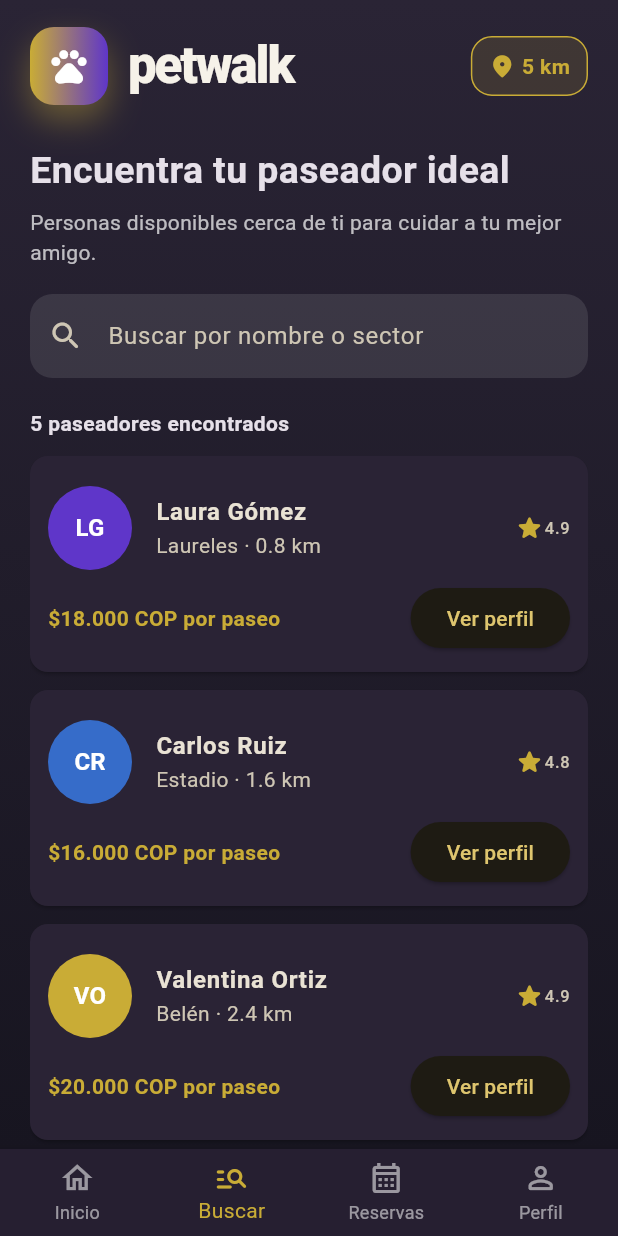
After one commit to bdgomez/PetWalk-Especificaciones, a Flutter app: the screen it shows after launch, after a tap on "Iniciar sesión", on a phone screen of 412 x 824 dp. The commit adds this screen. Run offline on Flutter 3.47's test engine with Material 3 defaults, Android fonts, the phone set to English and light mode, and no system bars.

Commit message:
Feature: Página de Búsqueda

```diff
--- a/lib/pages/login_page.dart
+++ b/lib/pages/login_page.dart
@@ -4,6 +4,7 @@ import '../widgets/custom_input_field.dart';
 import '../widgets/petwalk_logo.dart';
 import '../widgets/primary_login_button.dart';
 import '../widgets/social_login_button.dart';
+import 'main_navigation_page.dart';
 
 class LoginPage extends StatelessWidget {
   const LoginPage({super.key});
@@ -123,7 +124,17 @@ class LoginPage extends StatelessWidget {
                                 ),
                               ),
                               const SizedBox(height: 14),
-                              const PrimaryLoginButton(),
+                              PrimaryLoginButton(
+                                onPressed: () {
+                                  Navigator.of(context).pushReplacement(
+                                    MaterialPageRoute<void>(
+                                      builder: (_) => const MainNavigationPage(
+                                        initialIndex: 1,
+                                      ),
+                                    ),
+                                  );
+                                },
+                              ),
                               const SizedBox(height: 22),
                               Row(
                                 children: [
--- /dev/null
+++ b/lib/pages/main_navigation_page.dart
@@ -0,0 +1,128 @@
+import 'package:flutter/material.dart';
+
+import 'search_walkers_page.dart';
+
+class MainNavigationPage extends StatelessWidget {
+  const MainNavigationPage({super.key, this.initialIndex = 1})
+    : assert(initialIndex >= 0 && initialIndex <= 3);
+
+  final int initialIndex;
+
+  @override
+  Widget build(BuildContext context) {
+    const titles = ['Inicio', 'Buscar paseadores', 'Reservas', 'Perfil'];
+
+    const pages = [
+      _ComingSoonPage(
+        icon: Icons.home_rounded,
+        message: 'Aquí encontrarás un resumen de la actividad de tu mascota.',
+      ),
+      SearchWalkersPage(),
+      _ComingSoonPage(
+        icon: Icons.calendar_month_rounded,
+        message: 'Aquí podrás consultar tus próximos paseos.',
+      ),
+      _ComingSoonPage(
+        icon: Icons.person_rounded,
+        message: 'Aquí podrás administrar tu información y tus mascotas.',
+      ),
+    ];
+
+    return Scaffold(
+      appBar: initialIndex == 1
+          ? null
+          : AppBar(
+              title: Text(titles[initialIndex]),
+              backgroundColor: const Color(0xFF261F31),
+            ),
+      body: pages[initialIndex],
+      bottomNavigationBar: BottomNavigationBar(
+        currentIndex: initialIndex,
+        type: BottomNavigationBarType.fixed,
+        backgroundColor: const Color(0xFF261F31),
+        selectedItemColor: const Color(0xFFC9AC36),
+        unselectedItemColor: Colors.white54,
+        onTap: (index) {
+          if (index == initialIndex) {
+            return;
+          }
+
+          Navigator.pushReplacement(
+            context,
+            MaterialPageRoute<void>(
+              builder: (context) => MainNavigationPage(initialIndex: index),
+            ),
+          );
+        },
+        items: const [
+          BottomNavigationBarItem(
+            icon: Icon(Icons.home_outlined),
+            activeIcon: Icon(Icons.home_rounded),
+            label: 'Inicio',
+          ),
+          BottomNavigationBarItem(
+            icon: Icon(Icons.search_rounded),
+            activeIcon: Icon(Icons.manage_search_rounded),
+            label: 'Buscar',
+          ),
+          BottomNavigationBarItem(
+            icon: Icon(Icons.calendar_month_outlined),
+            activeIcon: Icon(Icons.calendar_month_rounded),
+            label: 'Reservas',
+          ),
+          BottomNavigationBarItem(
+            icon: Icon(Icons.person_outline_rounded),
+            activeIcon: Icon(Icons.person_rounded),
+            label: 'Perfil',
+          ),
+        ],
+      ),
+    );
+  }
+}
+
+class _ComingSoonPage extends StatelessWidget {
+  const _ComingSoonPage({required this.icon, required this.message});
+
+  final IconData icon;
+  final String message;
+
+  @override
+  Widget build(BuildContext context) {
+    return Container(
+      width: double.infinity,
+      decoration: const BoxDecoration(
+        gradient: LinearGradient(
+          begin: Alignment.topCenter,
+          end: Alignment.bottomCenter,
+          colors: [Color(0xFF2A2435), Color(0xFF171520)],
+        ),
+      ),
+      child: Center(
+        child: Padding(
+          padding: const EdgeInsets.all(32),
+          child: Column(
+            mainAxisSize: MainAxisSize.min,
+            children: [
+              Icon(icon, size: 65, color: const Color(0xFFC9AC36)),
+              const SizedBox(height: 20),
+              Text(
+                message,
+                textAlign: TextAlign.center,
+                style: const TextStyle(fontSize: 17),
+              ),
+              const SizedBox(height: 12),
+              const Text(
+                'Disponible próximamente',
+                style: TextStyle(
+                  color: Color(0xFFC9AC36),
+                  fontWeight: FontWeight.bold,
+                ),
+              ),
+            ],
+          ),
+        ),
+      ),
+    );
+  }
+}
--- /dev/null
+++ b/lib/pages/search_walkers_page.dart
@@ -0,0 +1,222 @@
+import 'package:flutter/material.dart';
+
+import '../widgets/petwalk_logo.dart';
+
+class SearchWalkersPage extends StatelessWidget {
+  const SearchWalkersPage({super.key});
+
+  @override
+  Widget build(BuildContext context) {
+    final walkers = [
+      {
+        'nombre': 'Laura Gómez',
+        'sector': 'Laureles',
+        'distancia': '0.8 km',
+        'calificacion': '4.9',
+        'precio': '18.000',
+        'iniciales': 'LG',
+        'color': const Color(0xFF5F36C9),
+      },
+      {
+        'nombre': 'Carlos Ruiz',
+        'sector': 'Estadio',
+        'distancia': '1.6 km',
+        'calificacion': '4.8',
+        'precio': '16.000',
+        'iniciales': 'CR',
+        'color': const Color(0xFF366CC9),
+      },
+      {
+        'nombre': 'Valentina Ortiz',
+        'sector': 'Belén',
+        'distancia': '2.4 km',
+        'calificacion': '4.9',
+        'precio': '20.000',
+        'iniciales': 'VO',
+        'color': const Color(0xFFC9AC36),
+      },
+      {
+        'nombre': 'Andrés López',
+        'sector': 'El Poblado',
+        'distancia': '3.7 km',
+        'calificacion': '4.7',
+        'precio': '15.000',
+        'iniciales': 'AL',
+        'color': const Color(0xFF7E57C2),
+      },
+      {
+        'nombre': 'Sofía Martínez',
+        'sector': 'Envigado',
+        'distancia': '4.8 km',
+        'calificacion': '5.0',
+        'precio': '22.000',
+        'iniciales': 'SM',
+        'color': const Color(0xFF3E8E7E),
+      },
+    ];
+
+    return Container(
+      decoration: const BoxDecoration(
+        gradient: LinearGradient(
+          begin: Alignment.topCenter,
+          end: Alignment.bottomCenter,
+          colors: [Color(0xFF2A2435), Color(0xFF171520)],
+        ),
+      ),
+      child: SafeArea(
+        bottom: false,
+        child: Padding(
+          padding: const EdgeInsets.fromLTRB(20, 18, 20, 0),
+          child: Column(
+            crossAxisAlignment: CrossAxisAlignment.start,
+            children: [
+              Row(
+                children: [
+                  const PetWalkLogo(),
+                  const Spacer(),
+                  Container(
+                    padding: const EdgeInsets.symmetric(
+                      horizontal: 11,
+                      vertical: 9,
+                    ),
+                    decoration: BoxDecoration(
+                      color: const Color(0xFFC9AC36).withValues(alpha: 0.14),
+                      borderRadius: BorderRadius.circular(14),
+                      border: Border.all(color: const Color(0xFFC9AC36)),
+                    ),
+                    child: const Row(
+                      mainAxisSize: MainAxisSize.min,
+                      children: [
+                        Icon(
+                          Icons.location_on_rounded,
+                          color: Color(0xFFC9AC36),
+                          size: 18,
+                        ),
+                        SizedBox(width: 4),
+                        Text(
+                          '5 km',
+                          style: TextStyle(
+                            color: Color(0xFFC9AC36),
+                            fontWeight: FontWeight.bold,
+                          ),
+                        ),
+                      ],
+                    ),
+                  ),
+                ],
+              ),
+              const SizedBox(height: 26),
+              const Text(
+                'Encuentra tu paseador ideal',
+                style: TextStyle(fontSize: 25, fontWeight: FontWeight.bold),
+              ),
+              const SizedBox(height: 6),
+              const Text(
+                'Personas disponibles cerca de ti para cuidar a tu mejor amigo.',
+                style: TextStyle(color: Colors.white70, height: 1.4),
+              ),
+              const SizedBox(height: 18),
+              TextField(
+                decoration: InputDecoration(
+                  hintText: 'Buscar por nombre o sector',
+                  prefixIcon: const Icon(Icons.search_rounded),
+                  filled: true,
+                  fillColor: Colors.white10,
+                  border: OutlineInputBorder(
+                    borderRadius: BorderRadius.circular(15),
+                    borderSide: BorderSide.none,
+                  ),
+                ),
+              ),
+              const SizedBox(height: 20),
+              Text(
+                '${walkers.length} paseadores encontrados',
+                style: const TextStyle(fontWeight: FontWeight.bold),
+              ),
+              const SizedBox(height: 12),
+              Expanded(
+                child: ListView.builder(
+                  itemCount: walkers.length,
+                  itemBuilder: (context, index) {
+                    final walker = walkers[index];
+
+                    return Card(
+                      color: const Color(0xFF2A2335),
+                      margin: const EdgeInsets.only(bottom: 12),
+                      child: Padding(
+                        padding: const EdgeInsets.all(12),
+                        child: Column(
+                          children: [
+                            ListTile(
+                              contentPadding: EdgeInsets.zero,
+                              leading: CircleAvatar(
+                                radius: 28,
+                                backgroundColor: walker['color'] as Color,
+                                child: Text(
+                                  walker['iniciales'].toString(),
+                                  style: const TextStyle(
+                                    color: Colors.white,
+                                    fontWeight: FontWeight.bold,
+                                  ),
+                                ),
+                              ),
+                              title: Text(
+                                walker['nombre'].toString(),
+                                style: const TextStyle(
+                                  fontWeight: FontWeight.bold,
+                                ),
+                              ),
+                              subtitle: Text(
+                                '${walker['sector']} · ${walker['distancia']}',
+                              ),
+                              trailing: Row(
+                                mainAxisSize: MainAxisSize.min,
+                                children: [
+                                  const Icon(
+                                    Icons.star_rounded,
+                                    color: Color(0xFFC9AC36),
+                                    size: 20,
+                                  ),
+                                  Text(walker['calificacion'].toString()),
+                                ],
+                              ),
+                            ),
+                            Row(
+                              children: [
+                                Expanded(
+                                  child: Text(
+                                    '\$${walker['precio']} COP por paseo',
+                                    style: const TextStyle(
+                                      color: Color(0xFFC9AC36),
+                                      fontWeight: FontWeight.bold,
+                                    ),
+                                  ),
+                                ),
+                                ElevatedButton(
+                                  onPressed: () {
+                                    ScaffoldMessenger.of(context).showSnackBar(
+                                      SnackBar(
+                                        content: Text(
+                                          'Seleccionaste a ${walker['nombre']}',
+                                        ),
+                                      ),
+                                    );
+                                  },
+                                  child: const Text('Ver perfil'),
+                                ),
+                              ],
+                            ),
+                          ],
+                        ),
+                      ),
+                    );
+                  },
+                ),
+              ),
+            ],
+          ),
+        ),
+      ),
+    );
+  }
+}
--- a/lib/widgets/petwalk_logo.dart
+++ b/lib/widgets/petwalk_logo.dart
@@ -6,6 +6,7 @@ class PetWalkLogo extends StatelessWidget {
   @override
   Widget build(BuildContext context) {
     return Row(
+      mainAxisSize: MainAxisSize.min,
       mainAxisAlignment: MainAxisAlignment.center,
       children: [
         Container(
--- a/lib/widgets/primary_login_button.dart
+++ b/lib/widgets/primary_login_button.dart
@@ -1,11 +1,15 @@
 import 'package:flutter/material.dart';
 
 class PrimaryLoginButton extends StatelessWidget {
-  const PrimaryLoginButton({super.key});
+  const PrimaryLoginButton({super.key, required this.onPressed});
+
+  final VoidCallback onPressed;
 
   @override
   Widget build(BuildContext context) {
-    return Container(
+    return Semantics(
+      button: true,
+      child: Container(
         width: double.infinity,
         height: 58,
         decoration: BoxDecoration(
@@ -21,6 +25,11 @@ class PrimaryLoginButton extends StatelessWidget {
             ),
           ],
         ),
+        child: Material(
+          color: Colors.transparent,
+          child: InkWell(
+            onTap: onPressed,
+            borderRadius: BorderRadius.circular(18),
             child: const Center(
               child: Text(
                 'Iniciar sesión',
@@ -31,6 +40,9 @@ class PrimaryLoginButton extends StatelessWidget {
                 ),
               ),
             ),
+          ),
+        ),
+      ),
     );
   }
 }
```
Lines whose indentation alone changed are shown as unchanged.
